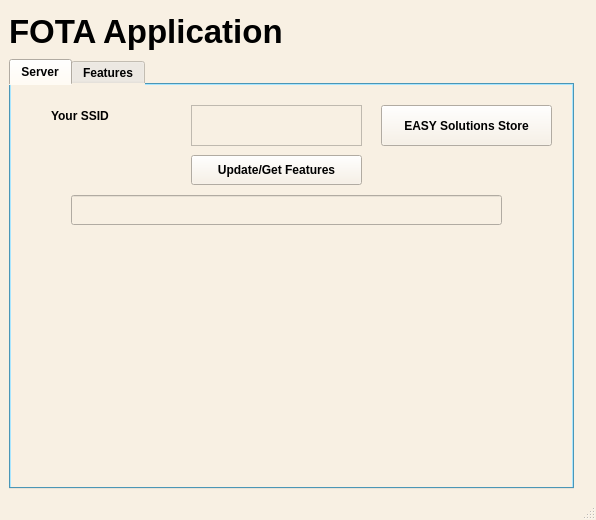
The window that GUI/FOTA_ver1/fota.ui (GP-4M-New-Capital-Intake3-Project2/GUI) describes before a commit, drawn with Qt 5.
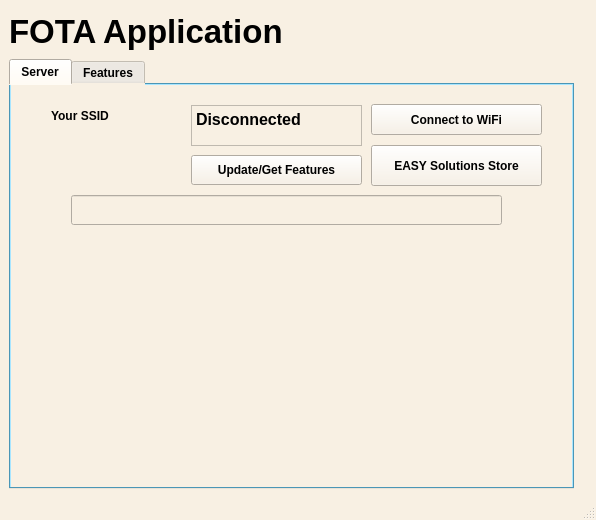
The same window after the commit.

Commit message: Ver1 Of FOTA App

```diff
--- a/GUI/FOTA_ver1/fota.ui
+++ b/GUI/FOTA_ver1/fota.ui
@@ -117,8 +117,8 @@
        <widget class="QPushButton" name="Server_pushButton">
         <property name="geometry">
          <rect>
-          <x>370</x>
-          <y>20</y>
+          <x>360</x>
+          <y>60</y>
           <width>171</width>
           <height>41</height>
          </rect>
@@ -179,6 +179,13 @@
 
 }</string>
         </property>
+        <property name="html">
+         <string>&lt;!DOCTYPE HTML PUBLIC &quot;-//W3C//DTD HTML 4.0//EN&quot; &quot;http://www.w3.org/TR/REC-html40/strict.dtd&quot;&gt;
+&lt;html&gt;&lt;head&gt;&lt;meta name=&quot;qrichtext&quot; content=&quot;1&quot; /&gt;&lt;style type=&quot;text/css&quot;&gt;
+p, li { white-space: pre-wrap; }
+&lt;/style&gt;&lt;/head&gt;&lt;body style=&quot; font-family:'PibotoLt'; font-size:12pt; font-weight:600; font-style:normal;&quot;&gt;
+&lt;p style=&quot; margin-top:0px; margin-bottom:0px; margin-left:0px; margin-right:0px; -qt-block-indent:0; text-indent:0px;&quot;&gt;Disconnected&lt;/p&gt;&lt;/body&gt;&lt;/html&gt;</string>
+        </property>
        </widget>
        <widget class="QLineEdit" name="Path_lineEdit">
         <property name="geometry">
@@ -233,6 +240,25 @@
          <string/>
         </property>
        </widget>
+       <widget class="QPushButton" name="ConnectWin_Button">
+        <property name="geometry">
+         <rect>
+          <x>360</x>
+          <y>19</y>
+          <width>171</width>
+          <height>31</height>
+         </rect>
+        </property>
+        <property name="font">
+         <font>
+          <weight>75</weight>
+          <bold>true</bold>
+         </font>
+        </property>
+        <property name="text">
+         <string>Connect to WiFi</string>
+        </property>
+       </widget>
       </widget>
       <widget class="QWidget" name="tab_2">
        <attribute name="title">
```
The commit also changes 17 other files.
